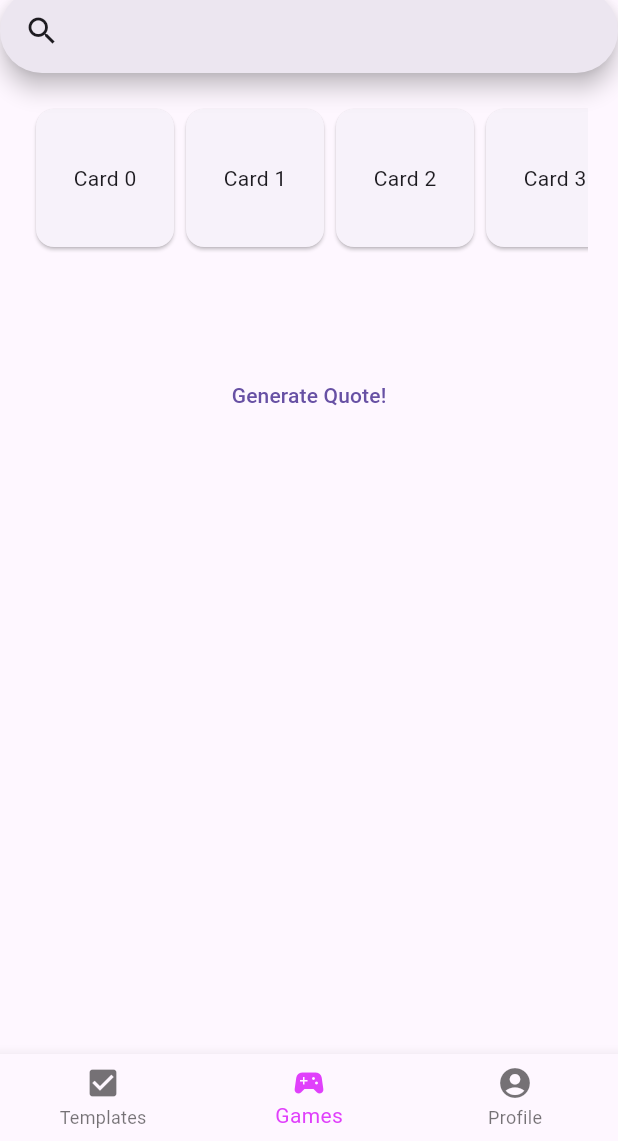
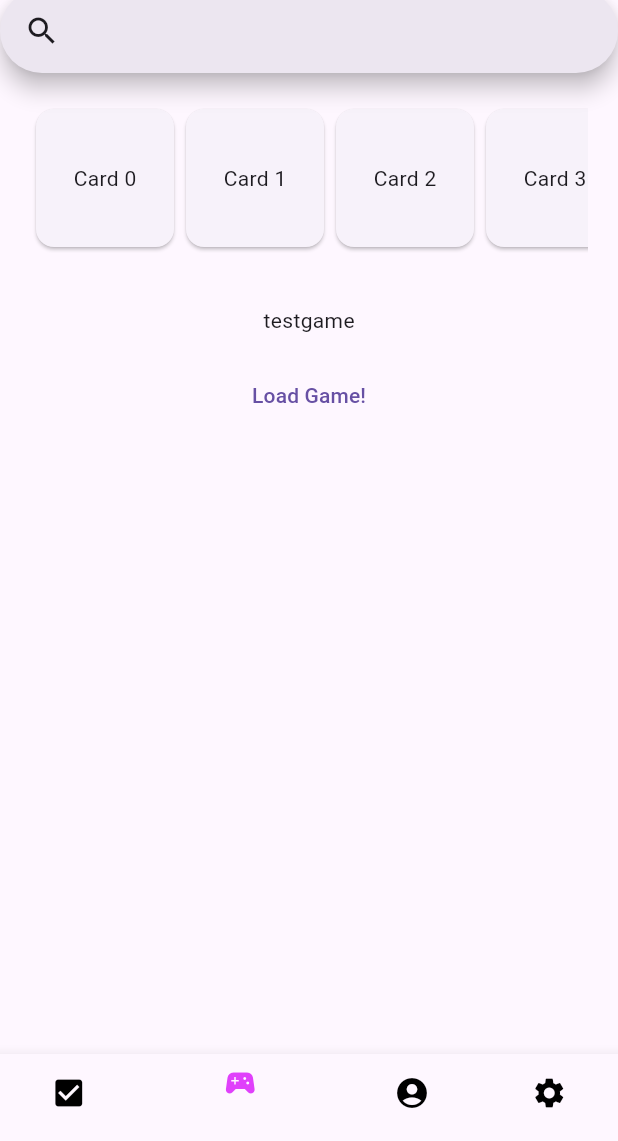
Before and after one commit to EukaryoticCS/QTLite, a Flutter app: the screen it shows after launch, item 2 of the bottom bar chosen, on a phone screen of 412 x 824 dp, the part 95-1236 px from its top. Run offline on Flutter 3.47's test engine with Material 3 defaults, Android fonts, the phone set to English and light mode, and no system bars; our stand-ins replace go_router, isar, shared_preferences; accounts and stored records are empty; generated files the repository leaves out were written again.

Commit message:
Added profile and settings, almost local storage

```diff
--- a/lib/gamedisplay.dart
+++ b/lib/gamedisplay.dart
@@ -4,13 +4,17 @@
 
 import 'package:flutter/material.dart';
 import 'package:http/http.dart' as http;
+import 'package:qtlite/models/game.dart';
+import 'package:qtlite/models/template.dart';
 
-Future<String> getKanyeQuote() async {
-  var url = Uri.https('api.kanye.rest');
+Future<Game> getGameData() async {
+  var url =
+      Uri.parse('http://10.0.2.2:5000/api/v1/games/656ed3cfaceb24ece040fdd5');
   var response = await http.get(url);
-  var data = jsonDecode(response.body);
+  Map<String, dynamic> data = jsonDecode(response.body);
+  // print((data));
 
-  return data["quote"];
+  return Game.fromJson(data);
 }
 
 class GameDisplay extends StatefulWidget {
@@ -21,12 +25,19 @@
 }
 
 class _GameDisplayState extends State<GameDisplay> {
-  String _quote = "";
+  Game _game = Game(
+      title: "testgame",
+      summary: "asdf",
+      developers: ["asdf"],
+      publishers: ["asdf"],
+      releaseYear: 2003,
+      platforms: ["NES"],
+      templates: [Template(title: "testTemplate", creator: "Eukaryotic")]);
 
-  void _genQuote() async {
-    var newQuote = await getKanyeQuote();
+  void _genGameData() async {
+    var newGame = await getGameData();
     setState(() {
-      _quote = newQuote;
+      _game = newGame;
     });
   }
 
@@ -35,13 +46,14 @@
     return Column(
       children: <Widget>[
         Expanded(
-            child: Align(alignment: Alignment.center, child: Text(_quote))),
+            child:
+                Align(alignment: Alignment.center, child: Text(_game.title))),
         Expanded(
             child: Align(
                 alignment: Alignment.center,
                 child: TextButton(
-                    onPressed: _genQuote,
-                    child: Text(softWrap: true, "Generate Quote!")))),
+                    onPressed: _genGameData,
+                    child: Text(softWrap: true, "Load Game!")))),
       ],
     );
   }
--- a/lib/main.dart
+++ b/lib/main.dart
@@ -2,6 +2,9 @@
 
 import 'package:flutter/material.dart';
 import 'package:qtlite/models/template.dart';
+import 'package:qtlite/profilepage.dart';
+import 'package:qtlite/settingspage.dart';
+import 'package:shared_preferences/shared_preferences.dart';
 import 'templateslist.dart';
 import 'page.dart' as qtlite_page;
 import 'homepage.dart';
@@ -14,11 +17,8 @@
         title: "Halo: Combat Evolved All Achievements", creator: "Eukaryotic")
   ])),
   MyHomePage(title: 'QTLite'),
-  qtlite_page.Page(
-      body: Checkbox(
-    value: true,
-    onChanged: (bool? newChecked) => {},
-  ))
+  MyProfilePage(),
+  MySettingsPage()
 ];
 
 void main() => runApp(MainPage());
@@ -31,10 +31,19 @@
 }
 
 class _MainPageState extends State<MainPage> {
+  bool _isDarkMode = false;
   int _currentIndex = 0;
+
+  setDarkMode() async {
+    final darkMode = await SharedPreferences.getInstance()
+        .then((preferences) => preferences.getBool("isDarkMode"));
+    setState(() => _isDarkMode = darkMode ?? false);
+  }
 
   @override
   Widget build(BuildContext context) {
+    setDarkMode();
+
     return MaterialApp(
         home: Scaffold(
           appBar: AppBar(
@@ -49,13 +58,29 @@
               BottomNavigationBarItem(
                   icon: Icon(Icons.sports_esports), label: "Games"),
               BottomNavigationBarItem(
-                icon: Icon(Icons.account_circle), label: "Profile")
+                  icon: Icon(Icons.account_circle), label: "Profile"),
+              BottomNavigationBarItem(
+                  icon: Icon(Icons.settings), label: "Settings")
             ],
             currentIndex: _currentIndex,
-          selectedItemColor: Colors.purpleAccent,
+            backgroundColor: Colors.blueGrey,
             onTap: (index) => setState(() => _currentIndex = index),
           ),
         ),
-    );
+        theme: ThemeData(
+            brightness: Brightness.light,
+            bottomNavigationBarTheme: BottomNavigationBarThemeData(
+                backgroundColor: Colors.purple,
+                selectedIconTheme: IconThemeData(color: Colors.purpleAccent),
+                unselectedIconTheme: IconThemeData(color: Colors.black))),
+        darkTheme: ThemeData(
+          brightness: Brightness.dark,
+          bottomNavigationBarTheme: BottomNavigationBarThemeData(
+            backgroundColor: Colors.purple,
+            selectedIconTheme: IconThemeData(color: Colors.purpleAccent),
+            unselectedIconTheme: IconThemeData(color: Colors.black),
+          ),
+        ),
+        themeMode: _isDarkMode ? ThemeMode.dark : ThemeMode.light);
   }
 }
--- /dev/null
+++ b/lib/models/game.dart
@@ -0,0 +1,31 @@
+import 'package:qtlite/models/template.dart';
+
+class Game {
+  String title;
+  String summary;
+  List<String> developers;
+  List<String> publishers;
+  int releaseYear;
+  List<String> platforms;
+  List<Template> templates = [];
+
+  factory Game.fromJson(Map<String, dynamic> data) {
+    return Game(
+        title: data["title"],
+        summary: data["summary"],
+        developers: List<String>.from(data["developers"]),
+        publishers: List<String>.from(data["publishers"]),
+        releaseYear: data["releaseYear"],
+        platforms: List<String>.from(data["platforms"]),
+        templates: List<Template>.from(data["templates"]));
+  }
+
+  Game(
+      {required this.title,
+      required this.summary,
+      required this.developers,
+      required this.publishers,
+      required this.releaseYear,
+      required this.platforms,
+      required this.templates});
+}
--- a/lib/models/profile.dart
+++ b/lib/models/profile.dart
@@ -1,5 +1,12 @@
+import 'package:isar/isar.dart';
+
+part 'profile.g.dart';
+
+@collection
 class Profile {
+  Id id = Isar.autoIncrement;
   String username;
+  String favoriteGame;
 
-  Profile({required this.username});
+  Profile({required this.username, required this.favoriteGame});
 }
--- a/pubspec.yaml
+++ b/pubspec.yaml
@@ -37,6 +37,10 @@
   cupertino_icons: ^1.0.2
   go_router: ^13.2.0
   http: ^1.2.0
+  shared_preferences: ^2.2.2
+  isar: ^3.1.0+1
+  isar_flutter_libs: ^3.1.0+1
+  path_provider: ^2.1.2
 
 dev_dependencies:
   flutter_test:
@@ -48,6 +52,8 @@
   # package. See that file for information about deactivating specific lint
   # rules and activating additional ones.
   flutter_lints: ^2.0.0
+  isar_generator: ^3.1.0+1
+  build_runner: ^2.4.8
 
 # For information on the generic Dart part of this file, see the
 # following page: https://dart.dev/tools/pub/pubspec
```
Also changed, not shown: lib/profilepage.dart (added, +49 -0 lines), lib/settingspage.dart (added, +48 -0 lines), lib/models/profile.g.dart (added), pubspec.lock, 5 other files. Lines whose indentation alone changed are shown as unchanged.
